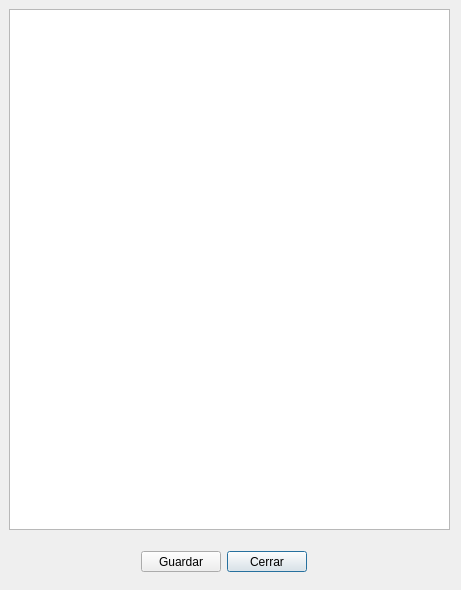
First picture: the form in factura.ui, repository Adr802/P59-Tienda, before the edit.
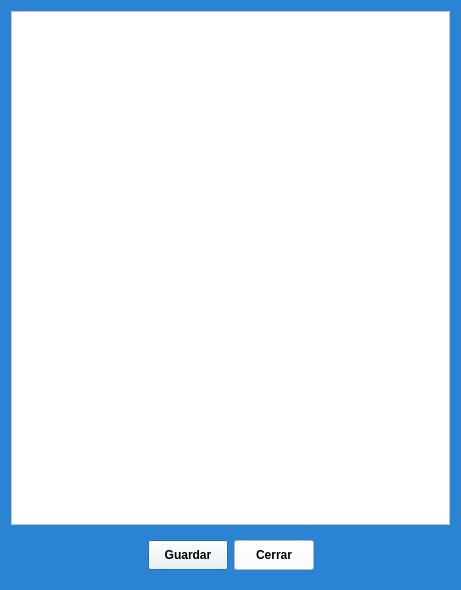
Second picture: the form after the edit.

```diff
--- a/factura.ui
+++ b/factura.ui
@@ -31,45 +31,119 @@
   <property name="windowTitle">
    <string>Resumen de la compra</string>
   </property>
-  <widget class="QPlainTextEdit" name="outFactura">
-   <property name="geometry">
-    <rect>
-     <x>9</x>
-     <y>9</y>
-     <width>441</width>
-     <height>521</height>
-    </rect>
-   </property>
-   <property name="readOnly">
-    <bool>true</bool>
-   </property>
-  </widget>
-  <widget class="QPushButton" name="btnClose">
-   <property name="geometry">
-    <rect>
-     <x>227</x>
-     <y>551</y>
-     <width>80</width>
-     <height>21</height>
-    </rect>
-   </property>
-   <property name="text">
-    <string>Cerrar</string>
-   </property>
-  </widget>
-  <widget class="QPushButton" name="btnSave">
-   <property name="geometry">
-    <rect>
-     <x>141</x>
-     <y>551</y>
-     <width>80</width>
-     <height>21</height>
-    </rect>
-   </property>
-   <property name="text">
-    <string>Guardar</string>
-   </property>
-  </widget>
+  <property name="styleSheet">
+   <string notr="true">background-color: rgb(42, 132, 211);</string>
+  </property>
+  <layout class="QVBoxLayout" name="verticalLayout">
+   <item>
+    <widget class="QPlainTextEdit" name="outFactura">
+     <property name="styleSheet">
+      <string notr="true">background-color: rgb(255, 255, 255);</string>
+     </property>
+     <property name="readOnly">
+      <bool>true</bool>
+     </property>
+    </widget>
+   </item>
+   <item>
+    <widget class="QWidget" name="widget" native="true">
+     <layout class="QHBoxLayout" name="horizontalLayout">
+      <item>
+       <spacer name="horizontalSpacer">
+        <property name="orientation">
+         <enum>Qt::Horizontal</enum>
+        </property>
+        <property name="sizeHint" stdset="0">
+         <size>
+          <width>40</width>
+          <height>20</height>
+         </size>
+        </property>
+       </spacer>
+      </item>
+      <item>
+       <widget class="QPushButton" name="btnSave">
+        <property name="sizePolicy">
+         <sizepolicy hsizetype="Preferred" vsizetype="Preferred">
+          <horstretch>0</horstretch>
+          <verstretch>0</verstretch>
+         </sizepolicy>
+        </property>
+        <property name="minimumSize">
+         <size>
+          <width>80</width>
+          <height>30</height>
+         </size>
+        </property>
+        <property name="maximumSize">
+         <size>
+          <width>20</width>
+          <height>16777215</height>
+         </size>
+        </property>
+        <property name="font">
+         <font>
+          <pointsize>9</pointsize>
+          <weight>75</weight>
+          <bold>true</bold>
+         </font>
+        </property>
+        <property name="styleSheet">
+         <string notr="true">background-color: rgb(255, 255, 255);
+color: rgb(0, 0, 0);</string>
+        </property>
+        <property name="text">
+         <string>Guardar</string>
+        </property>
+       </widget>
+      </item>
+      <item>
+       <widget class="QPushButton" name="btnClose">
+        <property name="minimumSize">
+         <size>
+          <width>80</width>
+          <height>30</height>
+         </size>
+        </property>
+        <property name="maximumSize">
+         <size>
+          <width>58</width>
+          <height>16777215</height>
+         </size>
+        </property>
+        <property name="font">
+         <font>
+          <pointsize>9</pointsize>
+          <weight>75</weight>
+          <bold>true</bold>
+         </font>
+        </property>
+        <property name="styleSheet">
+         <string notr="true">background-color: rgb(255, 255, 255);
+color: rgb(0, 0, 0);</string>
+        </property>
+        <property name="text">
+         <string>Cerrar</string>
+        </property>
+       </widget>
+      </item>
+      <item>
+       <spacer name="horizontalSpacer_2">
+        <property name="orientation">
+         <enum>Qt::Horizontal</enum>
+        </property>
+        <property name="sizeHint" stdset="0">
+         <size>
+          <width>40</width>
+          <height>20</height>
+         </size>
+        </property>
+       </spacer>
+      </item>
+     </layout>
+    </widget>
+   </item>
+  </layout>
  </widget>
  <resources/>
  <connections/>
```
